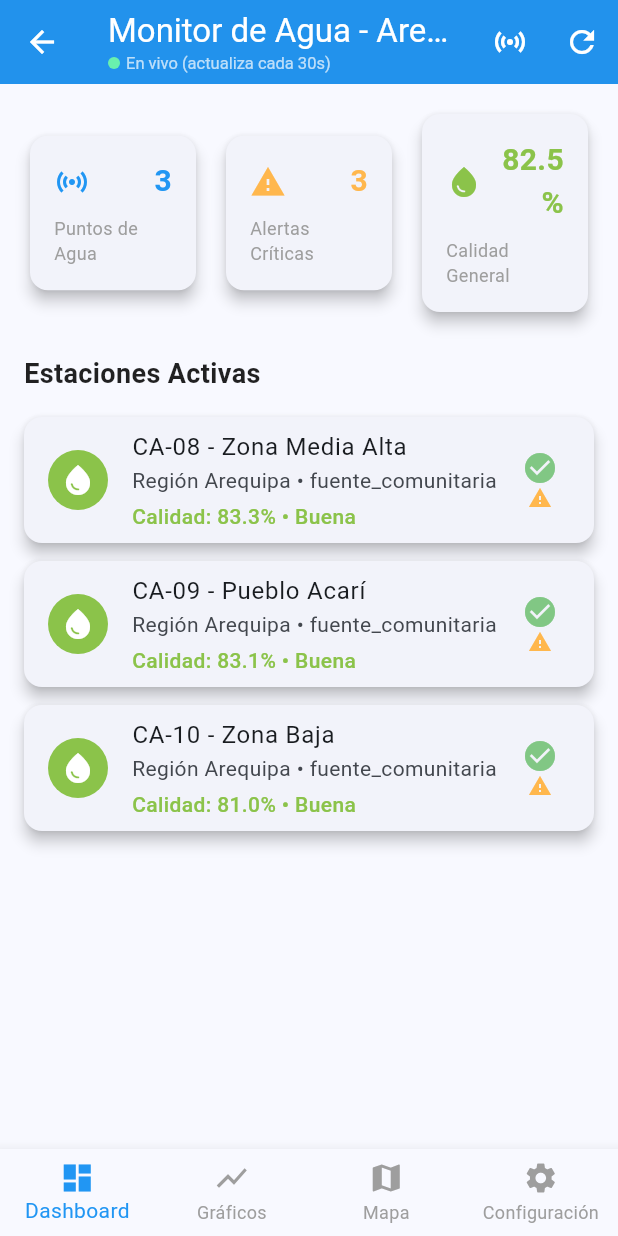
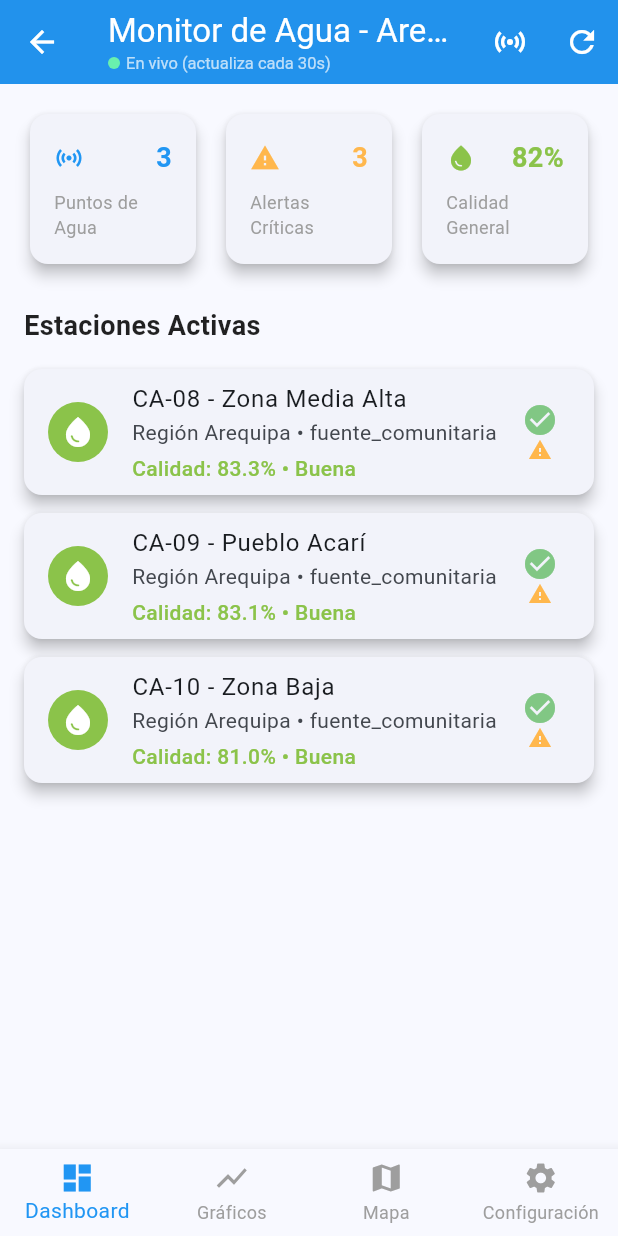
Before and after one commit to AnthonyM-ed/WaterQualityAnalyzer, a Flutter app: the DashboardPage screen opened by its route, on a phone screen of 412 x 824 dp. Run offline on Flutter 3.47's test engine with Material 3 defaults, Android fonts, the light colour scheme and no system bars; our stand-ins replace equatable, firebase_auth, firebase_core, firebase_database, fl_chart, flutter_map and 2 more; accounts and stored records are empty.

Commit message:
refactor(ui): eliminar botones redundantes

```diff
--- a/lib/features/charts/presentation/charts_page.dart
+++ b/lib/features/charts/presentation/charts_page.dart
@@ -201,11 +201,6 @@ class _ChartsPageState extends State<ChartsPage> {
                         ),
                       ],
                     ),
-                  ),
-                  IconButton(
-                    icon: const Icon(Icons.refresh),
-                    onPressed: _loadData,
-                    tooltip: 'Actualizar',
                   ),
                 ],
               ),
--- a/lib/features/dashboard/presentation/pages/dashboard_page.dart
+++ b/lib/features/dashboard/presentation/pages/dashboard_page.dart
@@ -321,7 +321,7 @@ class _DashboardPageState extends State<DashboardPage> {
         Expanded(
           child: _buildOverviewCard(
             'Calidad General',
-            '${avgQualityIndex.toStringAsFixed(1)}%',
+            '${avgQualityIndex.toInt()}%',
             Icons.water_drop,
             AppTheme.getQualityColor(_getQualityStatus(avgQualityIndex)),
           ),
@@ -340,13 +340,13 @@ class _DashboardPageState extends State<DashboardPage> {
             Row(
               mainAxisAlignment: MainAxisAlignment.spaceBetween,
               children: [
-                Icon(icon, color: color),
+                Icon(icon, color: color, size: 20),
                 Expanded(
                   child: Text(
                     value,
                     textAlign: TextAlign.end,
                     style: TextStyle(
-                      fontSize: 20,
+                      fontSize: 18,
                       fontWeight: FontWeight.bold,
                       color: color,
                     ),
```
